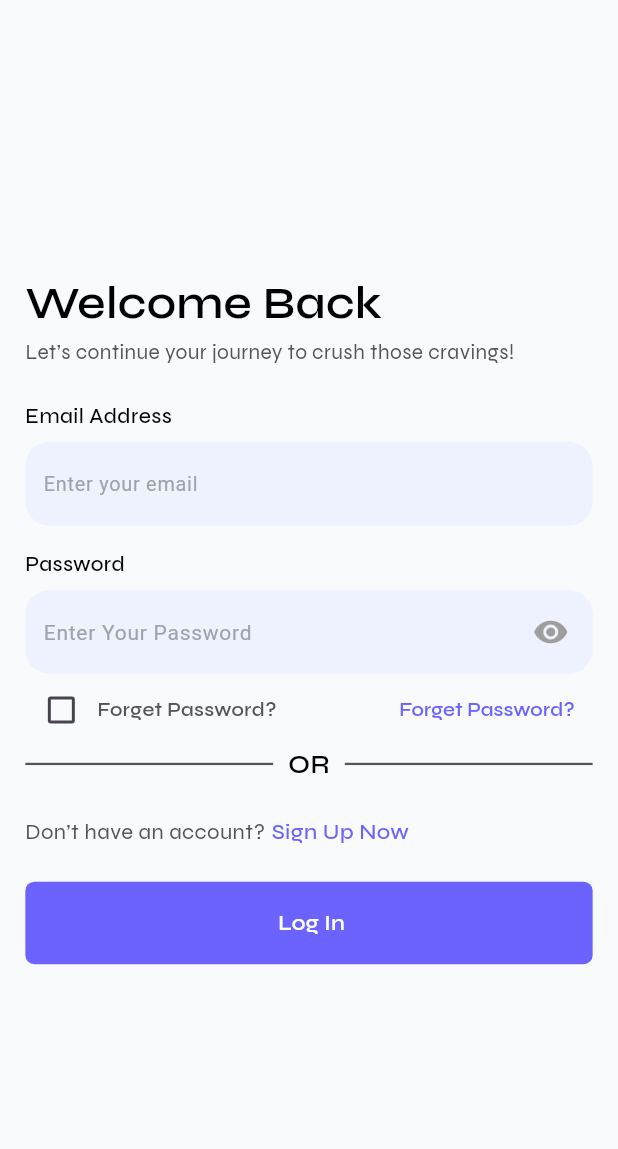
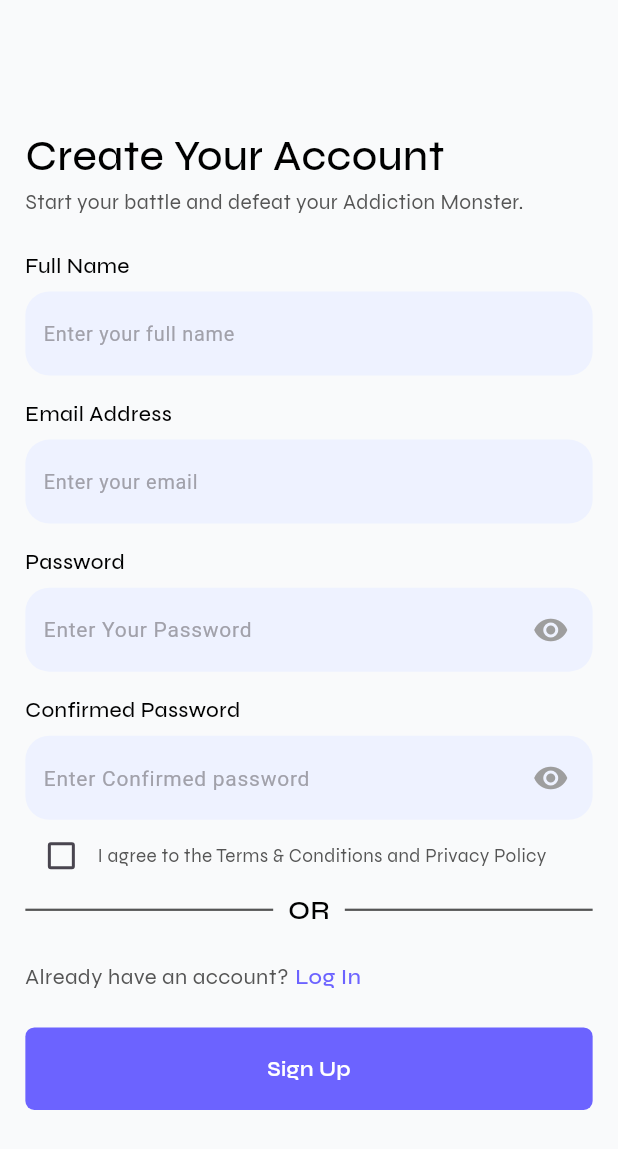
Before and after one commit to rimuakter057/crave_crusher_backup, a Flutter app: the LoginScreen screen opened by its route, after a tap on "Sign Up Now", on a phone screen of 412 x 824 dp. Shown: the top 1149 px of the screen. Run offline on Flutter 3.47's test engine with Material 3 defaults, Android fonts, the phone set to English and light mode, and no system bars; our stand-ins replace cached_network_image, device_preview_plus, flutter_screenutil, flutter_spinkit, flutter_svg, fluttertoast and 7 more; accounts and stored records are empty; project files that could hold a hidden picture were left out.

Commit message:
sign up screen

```diff
--- a/lib/view/screens/auth/screen/login/login_screen.dart
+++ b/lib/view/screens/auth/screen/login/login_screen.dart
@@ -2,6 +2,7 @@ import 'package:crave_crusher/view/components/custom_button/custom_button.dart';
 import 'package:crave_crusher/view/components/custom_text/custom_text.dart';
 import 'package:crave_crusher/view/components/input_field_with_title/input_field_with_title.dart';
 import 'package:crave_crusher/view/components/input_password_field_widget/input_password_field_widget.dart';
+import 'package:crave_crusher/view/screens/auth/screen/sign_up/sign_up_screen.dart';
 import 'package:crave_crusher/view/screens/auth/screen/widgets/action_promote_widget.dart';
 import 'package:crave_crusher/view/screens/auth/screen/widgets/or_divider_widget.dart';
 import 'package:crave_crusher/view/screens/auth/screen/widgets/remember_me_widget.dart';
@@ -39,6 +40,7 @@ class _LoginScreenState extends State<LoginScreen> {
   Widget build(BuildContext context) {
     return Scaffold(
       body: Center(
+        child: SingleChildScrollView(
           child: Padding(
             padding:  EdgeInsets.symmetric(horizontal: 16.w),
             child: Column(
@@ -49,7 +51,7 @@ class _LoginScreenState extends State<LoginScreen> {
                 CustomText(
 
                   textAlign: TextAlign.start,
-                text: "Welcome Back",fontSize: 30.sp,),
+                  text: "Welcome Back",fontSize: 30.sp,fontWeight: FontWeight.w500,),
                 CustomText(
                   maxLines: 2,
                   textAlign: TextAlign.start,
@@ -70,7 +72,12 @@ class _LoginScreenState extends State<LoginScreen> {
                 ),
                 OrDivider(),
                 Gap(24.h),
-              ActionPromptWidget(prefixText: 'Don’t have an account?', actionText: 'Sign Up Now', onActionTapped: () {  },),
+                ActionPromptWidget(prefixText: 'Don’t have an account?', actionText: 'Sign Up Now', onActionTapped: () {
+                  Navigator.push(
+                    context,
+                    MaterialPageRoute(builder: (context) => SignUpScreen()),
+                  );
+                },),
                 Gap(24.h),
                 CustomButton(
                     title: " Log In",
@@ -79,6 +86,7 @@ class _LoginScreenState extends State<LoginScreen> {
             ),
           ),
         ),
+      ),
 
     );
   }
--- a/lib/view/screens/auth/screen/sign_up/sign_up_screen.dart
+++ b/lib/view/screens/auth/screen/sign_up/sign_up_screen.dart
@@ -0,0 +1,100 @@
+import 'package:crave_crusher/view/components/custom_button/custom_button.dart';
+import 'package:crave_crusher/view/components/custom_text/custom_text.dart';
+import 'package:crave_crusher/view/components/input_field_with_title/input_field_with_title.dart';
+import 'package:crave_crusher/view/components/input_password_field_widget/input_password_field_widget.dart';
+import 'package:crave_crusher/view/screens/auth/screen/login/login_screen.dart';
+import 'package:crave_crusher/view/screens/auth/screen/widgets/action_promote_widget.dart';
+import 'package:crave_crusher/view/screens/auth/screen/widgets/or_divider_widget.dart';
+import 'package:crave_crusher/view/screens/auth/screen/widgets/remember_me_widget.dart';
+import 'package:flutter/material.dart';
+import 'package:flutter_screenutil/flutter_screenutil.dart';
+import 'package:gap/gap.dart';
+
+class SignUpScreen extends StatefulWidget {
+  const SignUpScreen({super.key});
+
+  @override
+  State<SignUpScreen> createState() => _SignUpScreenState();
+}
+
+class _SignUpScreenState extends State<SignUpScreen> {
+
+  bool _rememberMe = false;
+
+
+  @override
+  Widget build(BuildContext context) {
+    return Scaffold(
+      body: Center(
+        child: SingleChildScrollView(
+          child: Padding(
+            padding:  EdgeInsets.symmetric(horizontal: 16.w),
+            child: Column(
+              crossAxisAlignment: CrossAxisAlignment.start,
+              mainAxisAlignment: MainAxisAlignment.center,
+              children: [
+                ///sign up text
+                CustomText(
+
+                  textAlign: TextAlign.start,
+                  text: "Create Your Account",fontSize: 28.sp,fontWeight: FontWeight.w500,),
+                CustomText(
+                  maxLines: 2,
+                  textAlign: TextAlign.start,
+                  text: "Start your battle and defeat your Addiction Monster.",fontSize: 14.sp,fontWeight: FontWeight.w400,
+                  color: Color(0xFF555555),
+                ),
+                Gap(24.h),
+                ///input field
+              InputFieldWithTitleWidget(title: "Full Name", hintText: "Enter your full name"),
+                Gap(16.h),
+                InputFieldWithTitleWidget(title: "Email Address", hintText: "Enter your email"),
+                Gap(16.h),
+                InputPasswordFieldWidget(title: "Password"),
+                Gap(16.h),
+                InputPasswordFieldWidget(title: "Confirmed Password",hintText: "Enter Confirmed password",),
+
+                ///remember and forgot section
+                // 1. Remember Me Checkbox and Text
+                Row(
+                  children: [
+                    Checkbox(
+                      value:_rememberMe ,
+                      onChanged: (value){},
+                    ),
+                    Expanded(
+                      child: const  CustomText(
+                          textAlign: TextAlign.start,
+                          maxLines: 2,
+                          text: "I agree to the Terms & Conditions and Privacy Policy",fontWeight: FontWeight.w400,fontSize: 12,color: Color(0xFF555555)),
+                    ),
+                  ],
+                ),
+
+                OrDivider(),
+                Gap(24.h),
+                ActionPromptWidget(prefixText: 'Already have an account?', actionText: 'Log In', onActionTapped: () {
+                  Navigator.push(
+                    context,
+                    MaterialPageRoute(builder: (context) => LoginScreen()),
+                  );
+                },),
+                Gap(24.h),
+                CustomButton(
+                    title: "Sign Up",
+                    onTap: (){
+                      Navigator.push(
+                        context,
+                        MaterialPageRoute(builder: (context) => LoginScreen()),
+                      );
+
+                    }),
+              ],
+            ),
+          ),
+        ),
+      ),
+
+    );
+  }
+}
--- a/lib/view/screens/auth/screen/widgets/remember_me_widget.dart
+++ b/lib/view/screens/auth/screen/widgets/remember_me_widget.dart
@@ -29,7 +29,7 @@ class RememberMeAndForgotPassword extends StatelessWidget {
               value: isChecked,
               onChanged: onRememberMeChanged,
             ),
-            const  CustomText(text: "Forget Password?",fontWeight: FontWeight.w600,fontSize: 12,color: Color(0xFF555555)),
+            const  CustomText(text: "Remember Me",fontWeight: FontWeight.w600,fontSize: 12,color: Color(0xFF555555)),
           ],
         ),
 
```
Lines whose indentation alone changed are shown as unchanged.
